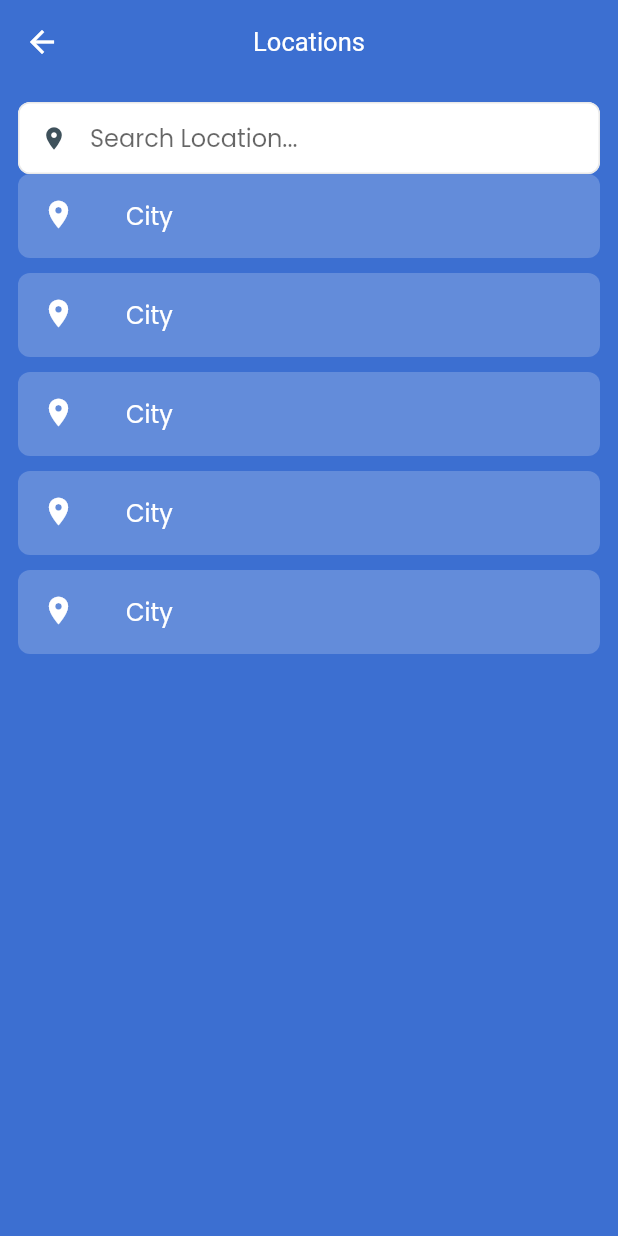
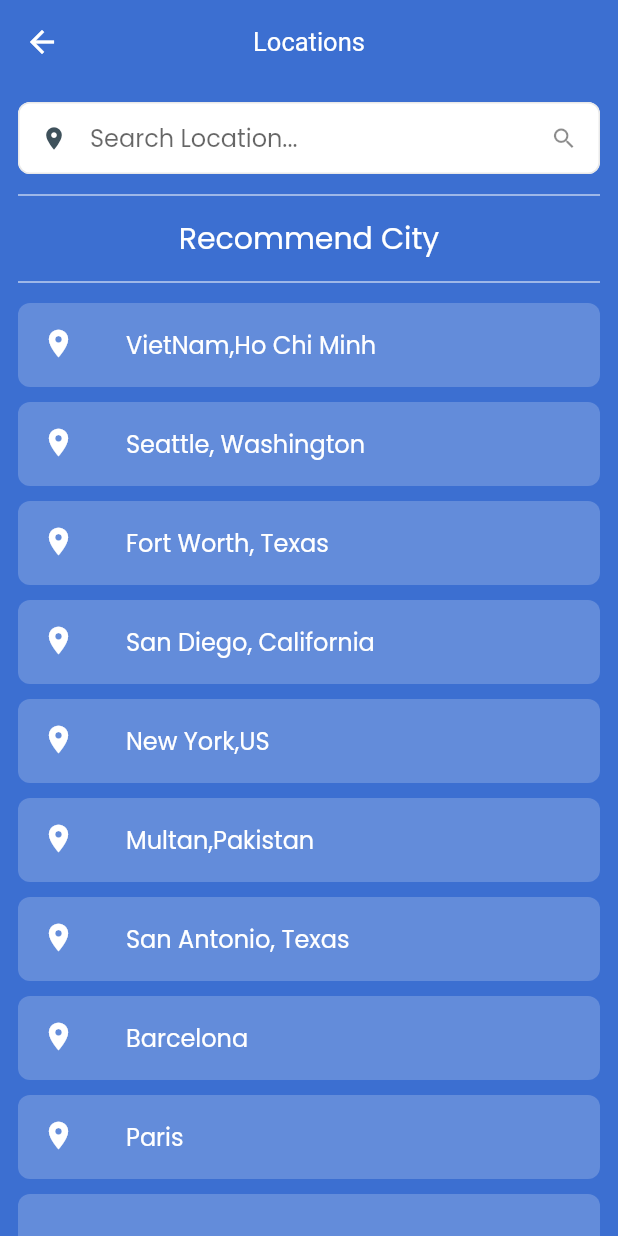
Before and after one commit to HTNhan0505/WeatherAppMVMM, a Flutter app: the screen it shows after launch, after a tap on the "location on" icon, on a phone screen of 412 x 824 dp. Run offline on Flutter 3.47's test engine with Material 3 defaults, Android fonts, the phone set to English and light mode, and no system bars; our stand-ins replace cached_network_image, get, get_storage; network calls fail.

Commit message:
update location

```diff
--- a/lib/helper/getx_helper.dart
+++ b/lib/components/getx_helper.dart
@@ -6,7 +6,7 @@ class GetXHelper {
   static showSnackBar({required String message}) {
     Get.showSnackbar(
       GetSnackBar(
-        duration: Duration(seconds: 3),
+        duration: Duration(seconds: 1),
         backgroundColor: Colors.white,
         message: message,
         messageText: Text(message,style: TextStyle(color: Colors.black),),
--- a/lib/helper/urls.dart
+++ /dev/null
@@ -1,4 +0,0 @@
-class URLs {
-  static String baseUrl = '';
-  static String getWeather = '';
-}
--- a/lib/main.dart
+++ b/lib/main.dart
@@ -1,8 +1,10 @@
 import 'package:flutter/material.dart';
 import 'package:get/get.dart';
 import 'package:get_storage/get_storage.dart';
-import 'package:weather_app/helper/theme_helper.dart';
+
 import 'package:weather_app/screens/home/homeScreen.dart';
+
+import 'components/theme_helper.dart';
 
 void main() async{
   WidgetsFlutterBinding.ensureInitialized();
--- a/lib/model/weatherModel.dart
+++ b/lib/model/weatherModel.dart
@@ -171,9 +171,9 @@ class Main {
 }
 
 class Wind {
-  double? speed;
-  int? deg;
-  double? gust;
+  num? speed;
+  num? deg;
+  num? gust;
 
   Wind({this.speed, this.deg, this.gust});
 
--- a/lib/screens/home/homeScreen.dart
+++ b/lib/screens/home/homeScreen.dart
@@ -6,13 +6,14 @@ import 'package:flutter/material.dart';
 import 'package:flutter/widgets.dart';
 import 'package:get/get.dart';
 import 'package:get/get_core/src/get_main.dart';
-import 'package:weather_app/screens/location/locationScreen.dart';
 import 'package:weather_app/viewModel/homeViewModel.dart';
 import 'package:weather_app/widgets/loader_view.dart';
 
 class HomeScreen extends StatelessWidget {
   HomeScreen({super.key});
+
   final HomeViewModel viewModel = Get.put(HomeViewModel());
+
 
 
   @override
@@ -52,9 +53,12 @@ class HomeScreen extends StatelessWidget {
     return AppBar(
       title: Obx(() => Text(viewModel.location.value)),
       actions: [
-        IconButton(onPressed: () {
-          Get.to(()=>LocationScreen());
-        }, icon: Icon(Icons.location_on_outlined),)
+        IconButton(
+          onPressed: () {
+            viewModel.changeLocation();
+          },
+          icon: Icon(Icons.location_on_outlined),
+        )
       ],
     );
   }
@@ -64,7 +68,7 @@ class HomeScreen extends StatelessWidget {
       children: [
         weatherImage(),
         Text(
-          'Current Date',
+          viewModel.getDate(),
           style: TextStyle(
             fontSize: 17,
             color: Colors.white,
@@ -72,12 +76,15 @@ class HomeScreen extends StatelessWidget {
         ),
         Wrap(
           children: [
-            Text(
-              '17',
+            Obx(
+              () => Text(
+                (viewModel.weatherModel.value.main?.temp ?? 00)
+                    .toStringAsFixed(0),
                 style: TextStyle(
                     fontSize: 45,
                     color: Colors.white,
                     fontWeight: FontWeight.w900),
+              ),
             ),
             Text(
               ' o',
@@ -87,10 +94,12 @@ class HomeScreen extends StatelessWidget {
             )
           ],
         ),
-        Text(
-          'Condition',
+        Obx(
+          () => Text(
+            viewModel.weatherModel.value.weather?.first.main ?? 'N/A',
             style: TextStyle(
                 fontSize: 20, color: Colors.white, fontWeight: FontWeight.w600),
+          ),
         ),
       ],
     );
@@ -98,7 +107,8 @@ class HomeScreen extends StatelessWidget {
 
   Widget weatherImage() {
     return CachedNetworkImage(
-      imageUrl: 'https://home.openweathermap.org/img/wn/${viewModel.weatherModel.value.weather?.first.icon}@4x.png',
+      imageUrl:
+          'https://openweathermap.org/img/wn/${viewModel.weatherModel.value.weather?.first.icon}@4x.png',
       height: 120,
       width: 120,
       imageBuilder: (context, imageProvider) {
@@ -141,85 +151,109 @@ class HomeScreen extends StatelessWidget {
         Row(
           mainAxisAlignment: MainAxisAlignment.spaceBetween,
           children: [
-            detailItem(
+            Obx(
+              () => detailItem(
                   title: 'Minimum',
-                value: '',
+                  value:
+                      '${viewModel.weatherModel.value.main?.tempMin ?? 'N/A'}',
                   icon: CupertinoIcons.down_arrow,
                   unit: ''),
+            ),
             SizedBox(width: 10),
-            detailItem(
+            Obx(
+              () => detailItem(
                   title: 'Maximum',
-                value: '',
+                  value:
+                      '${viewModel.weatherModel.value.main?.tempMax ?? 'N/A'}',
                   icon: CupertinoIcons.up_arrow,
                   unit: ''),
+            ),
           ],
         ),
-
         Row(
           mainAxisAlignment: MainAxisAlignment.spaceBetween,
           children: [
-            detailItem(
+            Obx(
+              () => detailItem(
                   title: 'Wind',
-                value: '',
+                  value: '${viewModel.weatherModel.value.wind?.speed ?? 'N/A'}',
                   icon: Icons.wind_power,
-                unit: ''),
+                  unit: 'm/s '),
+            ),
             SizedBox(width: 10),
-            detailItem(
+            Obx(
+              () => detailItem(
                   title: 'Feel',
-                value: '',
+                  value:
+                      '${viewModel.weatherModel.value.main?.feelsLike ?? 'N/A'}',
                   icon: Icons.cloudy_snowing,
                   unit: ''),
+            ),
           ],
         ),
-
         Row(
           mainAxisAlignment: MainAxisAlignment.spaceBetween,
           children: [
-            detailItem(
+            Obx(
+              () => detailItem(
                   title: 'Pressure',
-                value: '',
+                  value:
+                      '${viewModel.weatherModel.value.main?.pressure ?? 'N/A'}',
                   icon: Icons.thermostat,
-                unit: ''),
+                  unit: 'mbar'),
+            ),
             SizedBox(width: 10),
-            detailItem(
+            Obx(
+              () => detailItem(
                   title: 'Humidity',
-                value: '',
+                  value:
+                      '${viewModel.weatherModel.value.main?.humidity ?? 'N/A'}',
                   icon: Icons.water_drop_outlined,
-                unit: ''),
+                  unit: '%'),
+            ),
           ],
         ),
         divider(),
         Row(
           mainAxisAlignment: MainAxisAlignment.spaceBetween,
           children: [
-            detailItem(
+            Obx(
+              () => detailItem(
                   title: 'Sun Rise',
-                value: '',
+                  value: viewModel.timeStamptoTime(
+                      viewModel.weatherModel.value.sys?.sunrise),
                   icon: Icons.sunny,
                   unit: ''),
+            ),
             SizedBox(width: 10),
-            detailItem(
+            Obx(
+              () => detailItem(
                   title: 'Sun set',
-                value: '',
+                  value: viewModel.timeStamptoTime(
+                      viewModel.weatherModel.value.sys?.sunset),
                   icon: Icons.sunny_snowing,
                   unit: ''),
+            ),
           ],
         ),
-
         Row(
           mainAxisAlignment: MainAxisAlignment.spaceBetween,
           children: [
-            detailItem(
+            Obx(
+              () => detailItem(
                   title: 'Latitude',
-                value: '',
+                  value: '${viewModel.weatherModel.value.coord?.lat ?? 'N/A'}',
                   icon: Icons.location_on,
                   unit: ''),
+            ),
             SizedBox(width: 10),
-            detailItem(
+            Obx(
+              () => detailItem(
                   title: 'Longitude',
-                value: '',
+                  value: '${viewModel.weatherModel.value.coord?.lon ?? 'N/A'}',
                   icon: Icons.location_on,
                   unit: ''),
+            ),
           ],
         ),
       ],
--- a/lib/screens/location/locationScreen.dart
+++ b/lib/screens/location/locationScreen.dart
@@ -1,8 +1,13 @@
 import 'package:flutter/material.dart';
+import 'package:get/get.dart';
+import 'package:weather_app/viewModel/locationViewModel.dart';
 import 'package:weather_app/widgets/custom_textfields.dart';
 
 class LocationScreen extends StatelessWidget {
-  const LocationScreen({super.key});
+  LocationScreen({super.key});
+
+  final LocationViewModel viewModel = Get.put(LocationViewModel());
+  final TextEditingController _textEditingController = TextEditingController();
 
   @override
   Widget build(BuildContext context) {
@@ -16,16 +21,41 @@ class LocationScreen extends StatelessWidget {
               hint: 'Search Location...',
               prefixIcon: Icons.location_on,
               onChanged: (value) {
+                viewModel.onSearchLocation(value);
+              },
+              controller: _textEditingController,
+              onPressed: (value) {
 
+                 viewModel.onFindWeatherLocation(value);
               },
             ),
-            Expanded(child: ListView.separated(itemBuilder: (context, index) {
-              return listViewItem(index);
-            },
-                separatorBuilder: (context, index) {
-                    return const SizedBox(height: 10);
-                },
-                itemCount: 5),)
+            divider(),
+
+            Text(
+              'Recommend City',
+              style: TextStyle(
+                fontSize: 20,
+                color: Colors.white,
+              ),
+
+            ),
+            divider(),
+
+            Expanded(
+              child: Obx(
+                      () =>
+                  viewModel.filterLocation.isNotEmpty ?
+                  ListView.separated(
+                      itemBuilder: (context, index) {
+                        return listViewItem(index);
+                      },
+                      separatorBuilder: (context, index) {
+                        return const SizedBox(height: 10);
+                      },
+                      itemCount: viewModel.filterLocation.length) : Center(
+                    child:Text('No location found'),)
+              ),
+            )
           ],
         ),
       ),
@@ -35,12 +65,25 @@ class LocationScreen extends StatelessWidget {
   Widget listViewItem(int index) {
     return ListTile(
       tileColor: Colors.white.withOpacity(0.2),
-      shape:  RoundedRectangleBorder(borderRadius: BorderRadius.circular(8),),
+      shape: RoundedRectangleBorder(
+        borderRadius: BorderRadius.circular(8),
+      ),
       onTap: () {
+         viewModel.onSelectLocation(index);
 
       },
-      leading: Icon(Icons.location_on,color: Colors.white,size: 22,),
-      title: Text('City',style: TextStyle(color: Colors.white),),
+      leading: Icon(
+        Icons.location_on,
+        color: Colors.white,
+        size: 22,
+      ),
+      title: Text(
+        viewModel.filterLocation[index],
+        style: TextStyle(color: Colors.white),
+      ),
     );
   }
+  Widget divider() {
+    return Divider(height: 28);
+  }
 }
--- a/lib/viewModel/homeViewModel.dart
+++ b/lib/viewModel/homeViewModel.dart
@@ -2,29 +2,46 @@ import 'dart:convert';
 
 import 'package:get/get.dart';
 import 'package:get_storage/get_storage.dart';
-import 'package:weather_app/helper/getx_helper.dart';
-import 'package:weather_app/helper/global_variables.dart';
+import 'package:intl/intl.dart';
+
 import 'package:weather_app/model/weatherModel.dart';
 import 'package:http/http.dart' as http;
+import 'package:weather_app/screens/location/locationScreen.dart';
+
+import '../components/getx_helper.dart';
+import '../components/global_variables.dart';
 
 class HomeViewModel extends GetxController {
   Rx<WeatherModel> weatherModel = WeatherModel().obs;
   RxString location = 'VietNam,Ho Chi Minh'.obs;
+  RxString url = ''.obs;
 
   @override
   void onReady() {
-    super.onReady();
+    getLocationAndUpdate();
+    print("Create Home");
+    super.onStart();
   }
+
+  void changeLocation() async {
+    var result = await Get.to(() => LocationScreen());
+    if (result != null) {
+      location.value = result;
+      GetStorage().write('lastLocation', location.value);
+      getLocationAndUpdate();
+    }
+  }
+
   getLocationAndUpdate() {
     location.value = GetStorage().read('lastLocation') ?? 'VietNam,Ho Chi Minh';
 
-    var data = GetStorage().read(location.value) ?? <String,dynamic>{};
+    var data = GetStorage().read(location.value) ?? <String, dynamic>{};
     weatherModel.value = WeatherModel.fromJson(data);
+    getWeatherUpdate();
 
-    getWeatherUpdate();
   }
 
-  getWeatherUpdate() async{
+  getWeatherUpdate() async {
     try {
       //   Handle Header
       Map<String, String> header = {
@@ -41,20 +58,36 @@ class HomeViewModel extends GetxController {
       };
       Uri uriValue = Uri.parse(url).replace(queryParameters: params);
       GlobalVariables.showLoader.value = true;
-      http.Response response = await http.get(uriValue,headers: header);
-      Map<String,dynamic> parsedJson = jsonDecode(response.body);
+      http.Response response = await http.get(uriValue, headers: header);
+      Map<String, dynamic> parsedJson = jsonDecode(response.body);
       GlobalVariables.showLoader.value = false;
 
-      if(parsedJson['cod'] == 200) {
+      if (parsedJson['cod'] == 200) {
         weatherModel.value = WeatherModel.fromJson(parsedJson);
         GetStorage().write(location.value, parsedJson);
         GetXHelper.showSnackBar(message: 'Success');
       } else {
         GetXHelper.showSnackBar(message: 'Failed');
       }
-
     } catch (e) {
       GetXHelper.showSnackBar(message: e.toString());
     }
   }
+
+  String getDate() {
+    String date = '';
+    DateTime dateTime = DateTime.now();
+    date = DateFormat("EEE | MMM dd").format(dateTime);
+
+    return date;
+  }
+
+  String timeStamptoTime(int? timeStamp) {
+    String time = 'N/A';
+    if (timeStamp != null) {
+      DateTime dateTime = DateTime.fromMicrosecondsSinceEpoch(timeStamp * 1000);
+      time = DateFormat("hh:mm a").format(dateTime);
+    }
+    return time;
+  }
 }
--- /dev/null
+++ b/lib/viewModel/locationViewModel.dart
@@ -0,0 +1,47 @@
+import 'package:get/get.dart';
+
+class LocationViewModel extends GetxController {
+  List<String> filterLocation = <String>[].obs;
+  List<String> locationList = [
+    'VietNam,Ho Chi Minh',
+    'Seattle, Washington',
+    'Fort Worth, Texas',
+    'San Diego, California',
+    'New York,US',
+    'Multan,Pakistan',
+    'San Antonio, Texas',
+    'Barcelona',
+    'Paris',
+    'Seoul',
+    'Daegu',
+    'Gwangju',
+    'Chicago, Illinois',
+    'Phoenix, Arizona',
+  ];
+
+  @override
+  void onReady() {
+    filterLocation.addAll(locationList);
+    print("Create Local");
+    super.onReady();
+  }
+  @override
+  void onCreate() {
+    // print("Create");
+    // super.onInit();
+  }
+
+  onSearchLocation(String value) {
+    filterLocation.clear();
+    filterLocation.addAll(
+        locationList.where((element) =>
+            element.toLowerCase().contains(value.toLowerCase())));
+  }
+  onSelectLocation(int index) {
+    Get.back(result: filterLocation[index]);
+
+  }
+  onFindWeatherLocation(String location) {
+    Get.back(result: location);
+  }
+}
--- a/lib/widgets/custom_textfields.dart
+++ b/lib/widgets/custom_textfields.dart
@@ -1,17 +1,21 @@
+import 'package:flutter/foundation.dart';
 import 'package:flutter/material.dart';
+import 'package:get/get.dart';
+
 
 class CustomTextField extends StatelessWidget {
   final String? hint;
   final TextEditingController? controller;
   final ValueChanged<String>? onChanged;
   final IconData? prefixIcon;
+  final Function(String)? onPressed;
 
-  const CustomTextField({
-    super.key,
+  const CustomTextField({super.key,
     this.onChanged,
     this.hint,
     this.controller,
     this.prefixIcon,
+    this.onPressed,
   });
 
   @override
@@ -30,6 +34,17 @@ class CustomTextField extends StatelessWidget {
           color: const Color(0xff3E515B),
           size: 18,
         ),
+
+        suffixIcon: IconButton(
+          onPressed: () {
+            if(onPressed != null) {
+              onPressed!(controller!.text);
+            }
+          },
+          icon: Icon(Icons.search),
+        ),
+
+
         fillColor: Colors.white,
         filled: true,
         hintText: hint,
--- a/lib/widgets/loader_view.dart
+++ b/lib/widgets/loader_view.dart
@@ -1,8 +1,9 @@
 import 'package:flutter/material.dart';
 import 'package:get/get.dart';
 
-import '../helper/global_variables.dart';
-import '../helper/theme_helper.dart';
+import '../components/global_variables.dart';
+import '../components/theme_helper.dart';
+
 
 class LoaderView extends StatelessWidget {
   const LoaderView({super.key});
```
Also changed, not shown: lib/components/global_variables.dart (renamed from lib/helper/global_variables.dart), lib/components/theme_helper.dart (renamed from lib/helper/theme_helper.dart), 1 other file. Lines whose indentation alone changed are shown as unchanged.
